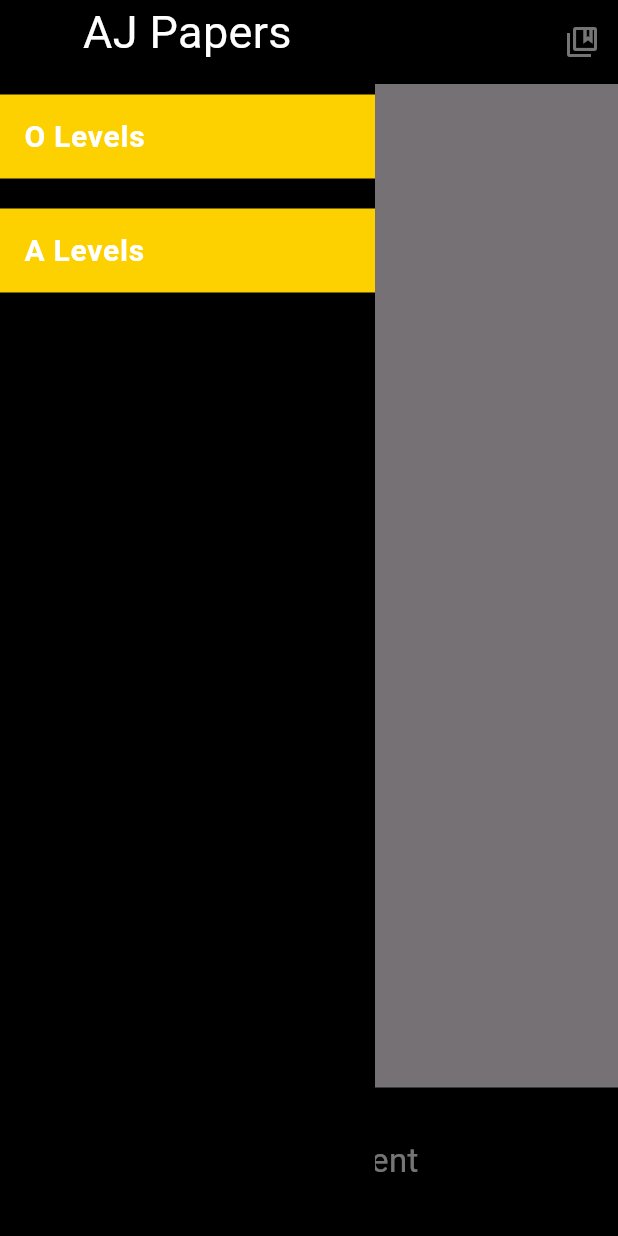
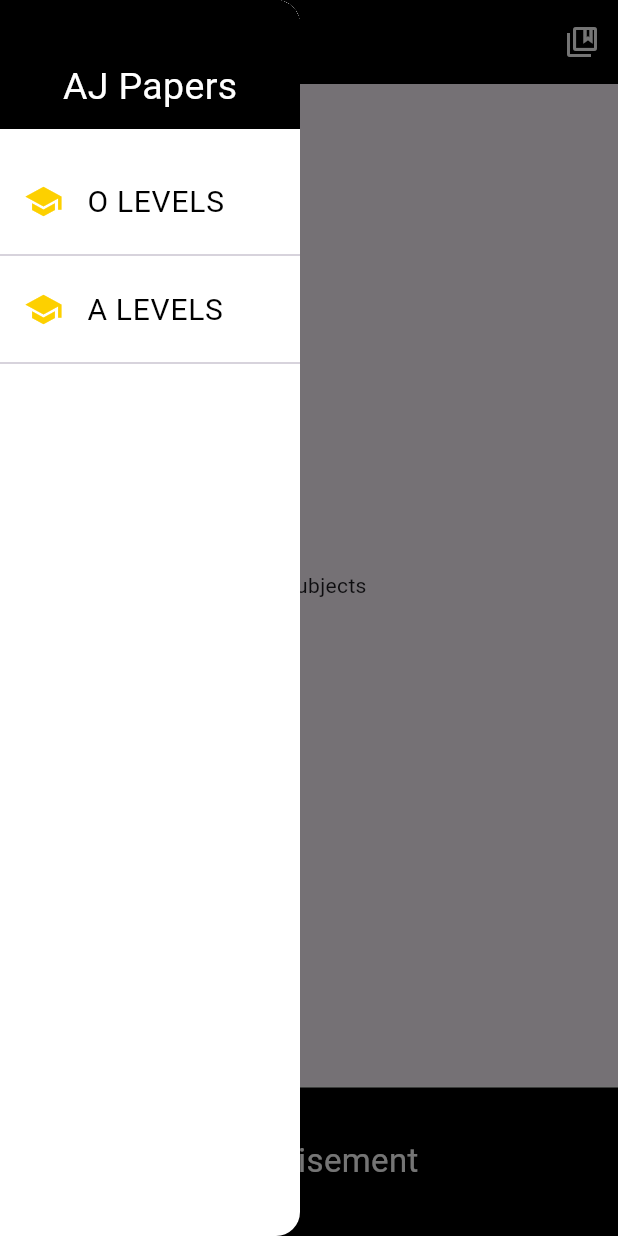
Before and after one commit to alihaidersiddique/aj-papers-app, a Flutter app: the SubjectsScreen screen opened directly with empty values, with the side drawer open, on a phone screen of 412 x 824 dp. Run offline on Flutter 3.47's test engine with Material 2 defaults, Android fonts, the phone set to English and light mode, and no system bars; our stand-ins replace flutter_easyloading, flutter_riverpod, flutter_svg, get, hive, hive_flutter; missing offline and left inert: flutter_pdfview; accounts and stored records are empty.

Commit message:
app bars and drawer redesigned

```diff
--- a/lib/routes.dart
+++ b/lib/routes.dart
@@ -28,6 +28,7 @@ final appRoutes = [
     page: () => PaperItemsScreen(
       yearlyPapers: Get.arguments[0],
       level: Get.arguments[1],
+      course: Get.arguments[2],
     ),
   ),
   GetPage(
@@ -35,6 +36,7 @@ final appRoutes = [
     page: () => PaperYearsScreen(
       yearlyPapers: Get.arguments[0],
       level: Get.arguments[1],
+      course: Get.arguments[2],
     ),
   ),
   GetPage(
@@ -42,11 +44,12 @@ final appRoutes = [
     page: () => PaperTypesScreen(
       papers: Get.arguments[0],
       level: Get.arguments[1],
+      course: Get.arguments[2],
     ),
   ),
   GetPage(
     name: AppText.subjectsBookmarked,
-    page: () => BookmarksScreen(),
+    page: () => BookmarksScreen(level: Get.arguments),
   ),
   GetPage(
     name: AppText.pdfScreen,
@@ -54,11 +57,17 @@ final appRoutes = [
   ),
   GetPage(
     name: AppText.lectures,
-    page: () => LecturesScreen(level: Get.arguments),
+    page: () => LecturesScreen(
+      level: Get.arguments[0],
+      course: Get.arguments[1],
+    ),
   ),
   GetPage(
     name: AppText.notes,
-    page: () => NotesScreen(level: Get.arguments),
+    page: () => NotesScreen(
+      level: Get.arguments[0],
+      course: Get.arguments[1],
+    ),
   ),
   // GetPage(
   //   name: AppText.pdfDownloader,
--- a/lib/screens/subjects_screen.dart
+++ b/lib/screens/subjects_screen.dart
@@ -26,12 +26,18 @@ class SubjectsScreen extends StatelessWidget {
   @override
   Widget build(BuildContext context) {
     return Scaffold(
-      drawer: const AppDrawerWidget(),
+      drawer: AppDrawerWidget(),
       appBar: AppBar(
-        title: Text(level),
+        title: Text(
+          level,
+          style: const TextStyle(
+            fontWeight: FontWeight.bold,
+          ),
+        ),
         actions: [
           IconButton(
-            onPressed: () => Get.toNamed(AppText.subjectsBookmarked),
+            onPressed: () =>
+                Get.toNamed(AppText.subjectsBookmarked, arguments: level),
             icon: const Icon(Icons.collections_bookmark_outlined),
           ),
         ],
@@ -71,7 +77,11 @@ class SubjectsScreen extends StatelessWidget {
                     ),
                     onTap: () => Get.toNamed(
                       AppText.paperItems,
-                      arguments: [subject.yearlyPapers, level],
+                      arguments: [
+                        subject.yearlyPapers,
+                        level,
+                        "${subject.courseName} (${subject.courseCode})",
+                      ],
                     ),
                   );
                 },
--- a/lib/utils/app_texts.dart
+++ b/lib/utils/app_texts.dart
@@ -1,8 +1,8 @@
 class AppText {
   static const oLogo = "assets/images/o-logo.png";
   static const aLogo = "assets/images/a-logo.png";
-  static const olevels = "O Levels";
-  static const alevels = "A Levels";
+  static const olevels = "O LEVELS";
+  static const alevels = "A LEVELS";
   static const subjects = '/subjects';
   static const bookmarked = '/olevel-subjects/bookmarks';
   static const paperItems = "/paper-items";
--- a/lib/widgets/app_drawer_widget.dart
+++ b/lib/widgets/app_drawer_widget.dart
@@ -1,58 +1,88 @@
+import 'package:aj_papers_app/utils/app_texts.dart';
 import 'package:flutter/material.dart';
+import 'package:get/get.dart';
+import '../controllers/load_data_controller.dart';
 import '../utils/app_colors.dart';
 
 class AppDrawerWidget extends StatelessWidget {
-  const AppDrawerWidget({super.key});
+  AppDrawerWidget({super.key});
+
+  final LoadDataController _loadDataController = Get.put(LoadDataController());
 
   @override
   Widget build(BuildContext context) {
     return Drawer(
-      backgroundColor: Colors.black,
-      width: 250.0,
-      child: ListView(
+      backgroundColor: Colors.white,
+      width: 200.0,
+      child: Column(
         children: [
-          const Text(
-            "AJ Papers",
-            style: TextStyle(
-              color: Colors.white,
-              fontSize: 30.0,
+          Container(
+            color: Colors.black,
+            padding: const EdgeInsets.only(top: 40.0, bottom: 10.0),
+            child: const Center(
+              child: Text(
+                "AJ Papers",
+                style: TextStyle(
+                  color: Colors.white,
+                  fontSize: 25.0,
+                ),
+              ),
             ),
-            textAlign: TextAlign.center,
           ),
           const SizedBox(height: 20.0),
-          ListTile(
-            tileColor: AppColors.primaryColor,
-            title: const Text(
-              'O Levels',
-              style: TextStyle(
-                fontSize: 20,
-                fontWeight: FontWeight.w700,
-                color: Colors.white,
-              ),
-            ),
-            onTap: () {
-              // Get.toNamed(AppText.olevels);
+          DrawerMenuWidget(
+            icon: Icons.school,
+            title: AppText.olevels,
+            onPress: () {
+              final subjects = _loadDataController.olevels;
+              Get.toNamed(AppText.subjects, arguments: ["O LEVELS", subjects]);
               Navigator.pop(context);
             },
           ),
-          const SizedBox(height: 20.0),
-          ListTile(
-            tileColor: AppColors.primaryColor,
-            title: const Text(
-              'A Levels',
-              style: TextStyle(
-                fontSize: 20,
-                fontWeight: FontWeight.w700,
-                color: Colors.white,
-              ),
-            ),
-            onTap: () {
-              // Get.toNamed(AppText.alevels);
+          const Divider(),
+          DrawerMenuWidget(
+            icon: Icons.school,
+            title: AppText.alevels,
+            onPress: () {
+              final subjects = _loadDataController.olevels;
+              Get.toNamed(AppText.subjects, arguments: ["A LEVELS", subjects]);
               Navigator.pop(context);
             },
           ),
+          const Divider(),
         ],
       ),
     );
   }
 }
+
+class DrawerMenuWidget extends StatelessWidget {
+  const DrawerMenuWidget({
+    super.key,
+    required this.icon,
+    required this.title,
+    required this.onPress,
+  });
+
+  final IconData icon;
+  final String title;
+  final VoidCallback onPress;
+
+  @override
+  Widget build(BuildContext context) {
+    return ListTile(
+      leading: Icon(
+        icon,
+        color: AppColors.primaryColor,
+      ),
+      title: Text(
+        title,
+        style: const TextStyle(
+          fontSize: 20.0,
+          color: Colors.black,
+        ),
+      ),
+      onTap: onPress,
+    );
+  }
+}
```
Also changed, not shown: lib/controllers/load_data_controller.dart (+0 -30 lines), lib/screens/bookmarks_screen.dart (+29 -3 lines), lib/screens/lectures_screen.dart (+23 -1 lines), lib/screens/notes_screen.dart (+23 -1 lines), lib/screens/paper_items_screen.dart (+32 -47 lines), lib/screens/paper_types_screen.dart (+20 -4 lines), lib/screens/paper_years_screen.dart (+27 -3 lines), lib/widgets/menu_tile_widget.dart (added, +42 -0 lines), lib/widgets/paper_card.dart (+49 -16 lines).
